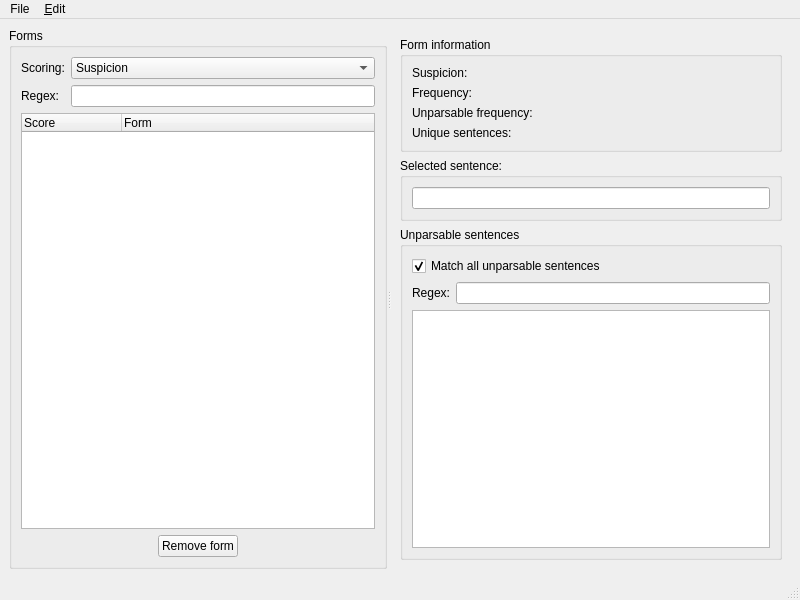
The window that miningviewer/MinerMainWindow.ui (rug-compling/errormining) describes before a commit, drawn with Qt 5.
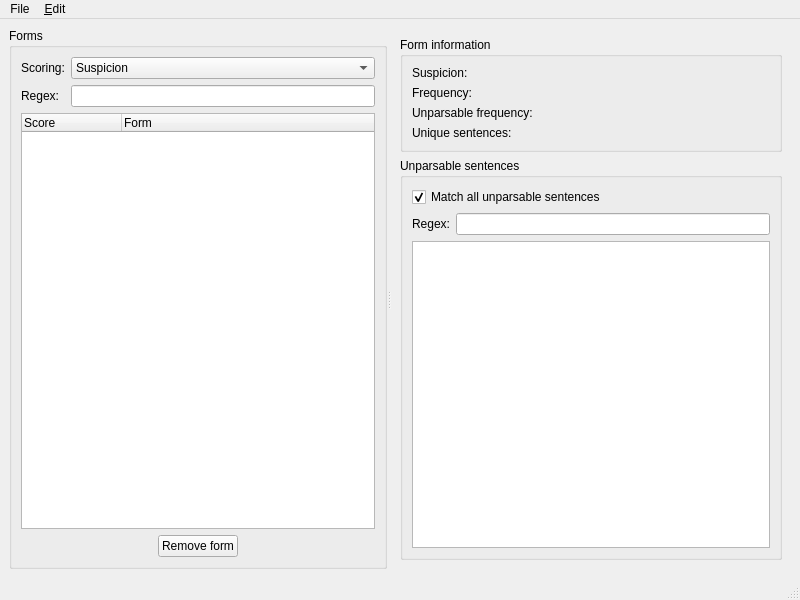
The same window after the commit.

Commit message: Replace the sentence list by a QTextView.

What changed in the file:
```diff
--- a/miningviewer/MinerMainWindow.ui
+++ b/miningviewer/MinerMainWindow.ui
@@ -254,18 +254,6 @@
           </layout>
          </widget>
         </item>
-        <item>
-         <widget class="QGroupBox" name="groupBox_4" >
-          <property name="title" >
-           <string>Selected sentence:</string>
-          </property>
-          <layout class="QVBoxLayout" name="verticalLayout_3" >
-           <item>
-            <widget class="QLineEdit" name="sentenceLineEdit" />
-           </item>
-          </layout>
-         </widget>
-        </item>
         <item>
          <widget class="QGroupBox" name="groupBox_2" >
           <property name="title" >
@@ -297,7 +285,14 @@
             </layout>
            </item>
            <item>
-            <widget class="QListWidget" name="sentenceListWidget" />
+            <widget class="QTextEdit" name="sentenceTextEdit" >
+             <property name="lineWrapMode" >
+              <enum>QTextEdit::NoWrap</enum>
+             </property>
+             <property name="readOnly" >
+              <bool>true</bool>
+             </property>
+            </widget>
            </item>
           </layout>
          </widget>
```
The commit also changes 2 other files.
